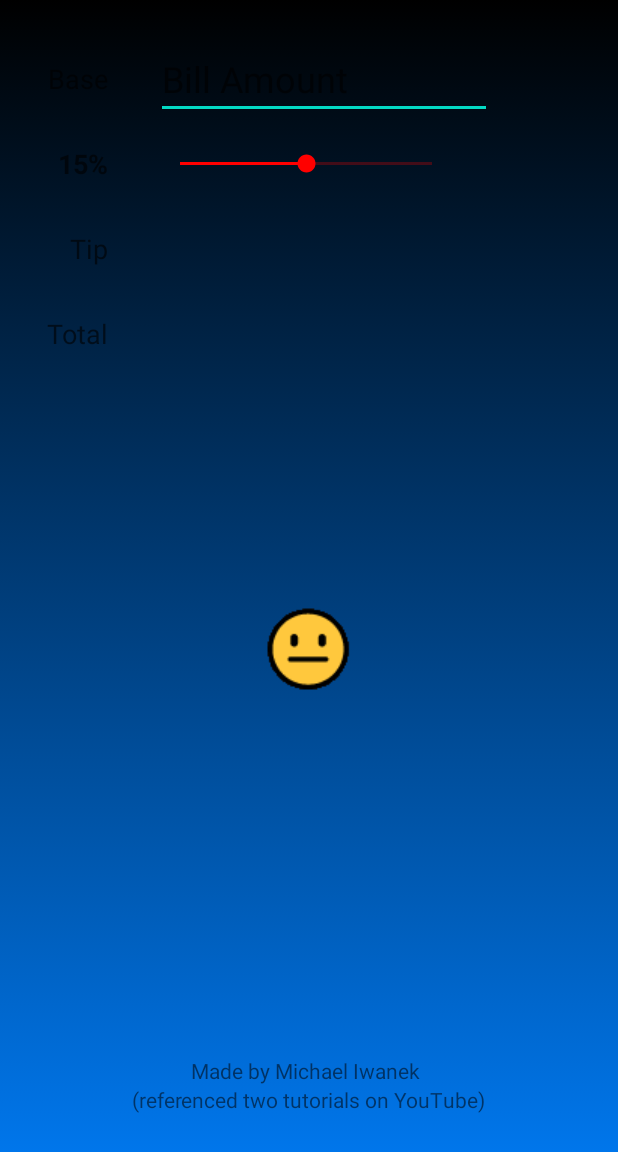
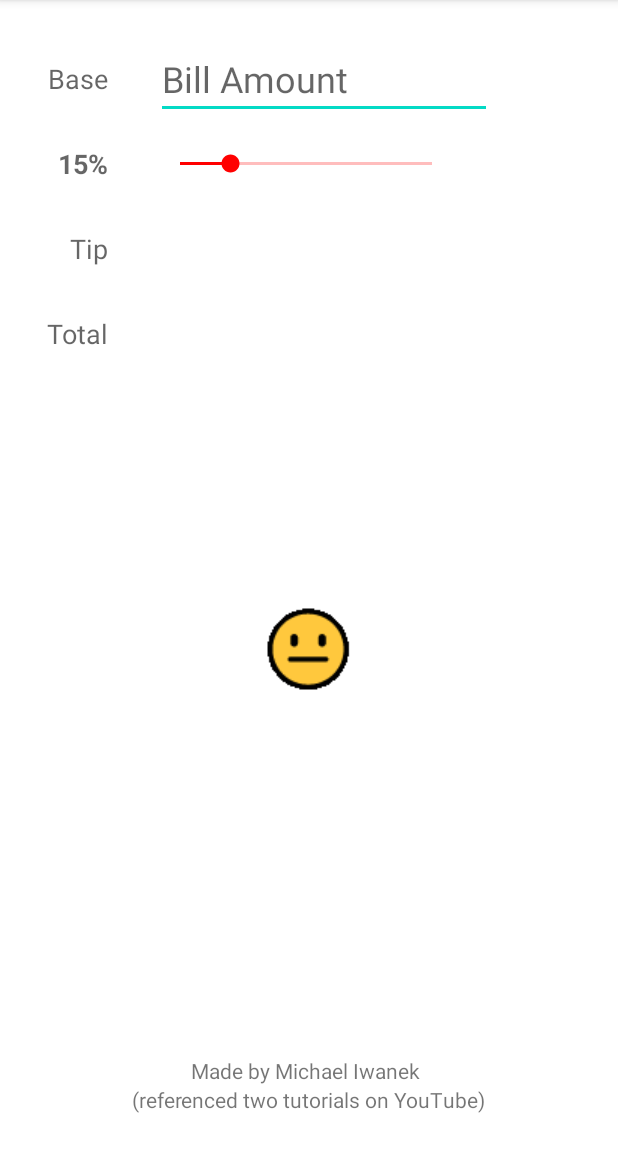
Before and after one commit to Mike11199/The-Big-Tipper, an Android app: the first screen one second after launch (MainActivity), on a phone screen of 412 x 824 dp, the part 84-1236 px from its top. Run offline under Robolectric (Android 15) with nearby library versions, the light colour scheme and no system bars.

Commit message:
Removed animated background as was crashing the app (though was working on emulated phone in android studio fine).

```diff
--- a/app/src/main/java/com/example/thebigtipper/MainActivity.kt
+++ b/app/src/main/java/com/example/thebigtipper/MainActivity.kt
@@ -50,11 +50,13 @@ class MainActivity : AppCompatActivity() {
 //        This takes the main layout defined in activity main and runs an animation.
 //        Followed animated background tutorial here from practical coding in Java and then wrote down in Kotlin
 
-        val ConstraintLayout: ConstraintLayout = findViewById(R.id.mainLayout)
-        val AnimationDrawable: AnimationDrawable= ConstraintLayout.background as AnimationDrawable
-        AnimationDrawable.setEnterFadeDuration(2500)
-        AnimationDrawable.setExitFadeDuration(5000)
-        AnimationDrawable.start()
+
+//        This was for adding animated gradient backgrounds but was crashing the app for some reason; worked on emulated app
+//        val ConstraintLayout: ConstraintLayout = findViewById(R.id.mainLayout)
+//        val AnimationDrawable: AnimationDrawable= ConstraintLayout.background as AnimationDrawable
+//        AnimationDrawable.setEnterFadeDuration(2500)
+//        AnimationDrawable.setExitFadeDuration(5000)
+//        AnimationDrawable.start()
 
 
 
--- a/app/src/main/res/drawable/background_1.xml
+++ /dev/null
@@ -1,14 +0,0 @@
-<?xml version="1.0" encoding="utf-8"?>
-<selector xmlns:android="http://schemas.android.com/apk/res/android">
-    <item>
-        <shape>
-            <gradient
-                android:angle="20"
-                android:startColor="#000000"
-                android:endColor="#0076EB">
-
-
-            </gradient>
-        </shape>
-    </item>
-</selector>
--- a/app/src/main/res/drawable/background_2.xml
+++ /dev/null
@@ -1,14 +0,0 @@
-<?xml version="1.0" encoding="utf-8"?>
-<selector xmlns:android="http://schemas.android.com/apk/res/android">
-    <item>
-        <shape>
-            <gradient
-                android:angle="315"
-                android:startColor="#1d3557"
-                android:endColor="#e639">
-
-
-        </gradient>
-    </shape>
-</item>
-</selector>
--- a/app/src/main/res/drawable/gradient_list.xml
+++ /dev/null
@@ -1,11 +0,0 @@
-<?xml version="1.0" encoding="utf-8"?>
-<animation-list xmlns:android="http://schemas.android.com/apk/res/android">
-    <item
-        android:drawable="@drawable/background_1"
-        android:duration="5000"/>
-
-    <item
-        android:drawable="@drawable/background_2"
-        android:duration="5000"/>
-
-</animation-list>
--- a/app/src/main/res/layout/activity_main.xml
+++ b/app/src/main/res/layout/activity_main.xml
@@ -5,8 +5,7 @@
     android:layout_width="match_parent"
     android:layout_height="match_parent"
     tools:context=".MainActivity"
-    android:background="@drawable/gradient_list"
-    android:id="@+id/mainLayout"
+
     >
     <!--    These two tags android background and android id set the background as the gradient list from res drawable-->
 
@@ -75,7 +74,7 @@
         android:id="@+id/Tip_Seek_Bar"
         android:layout_width="200dp"
         android:layout_height="wrap_content"
-        android:max="30"
+        android:max="75"
         app:layout_constraintBottom_toBottomOf="@+id/Percent_Label"
         app:layout_constraintStart_toStartOf="@+id/Base_Amount"
         app:layout_constraintTop_toTopOf="@+id/Percent_Label" />
```
